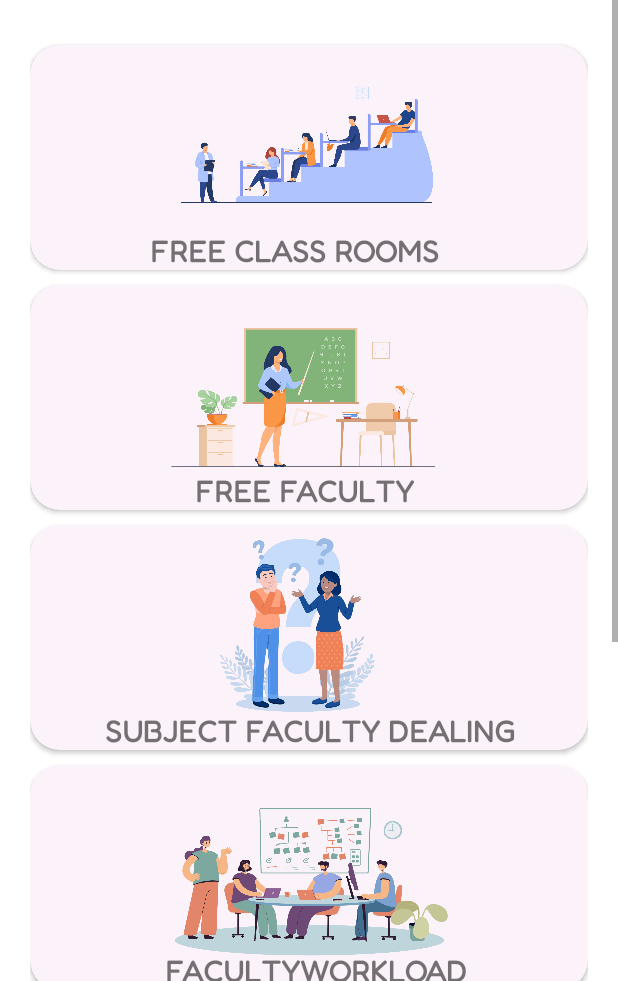
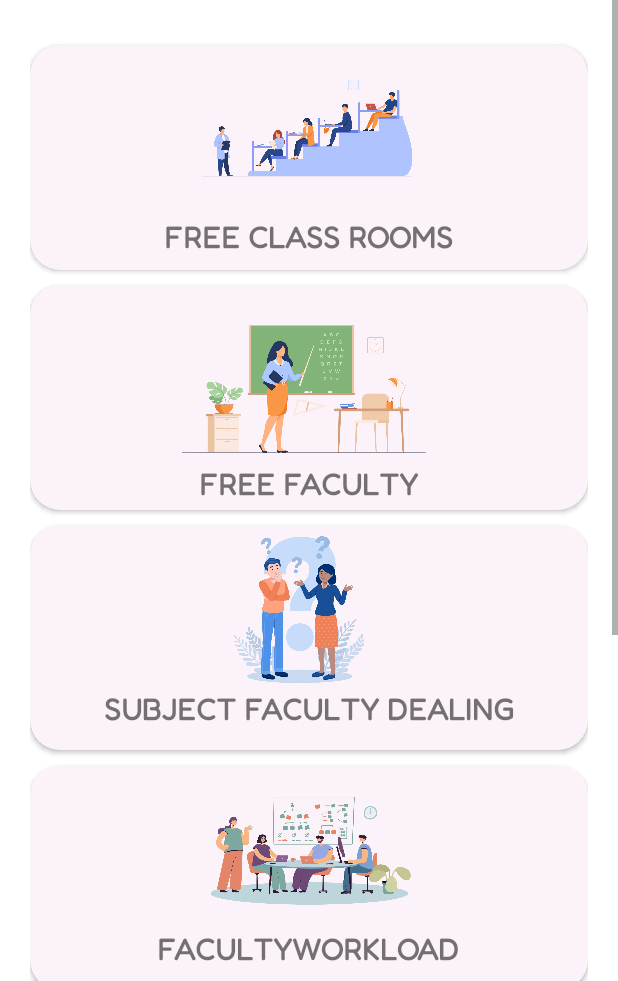
Before and after one commit to itsMeShasank/Timetable_Management, an Android app: the AdminActivity screen opened directly, with no data from a screen before it, on a phone screen of 412 x 824 dp, the part 255-1236 px from its top. Run offline under Robolectric (Android 15) with nearby library versions, the phone set to English and light mode, and no system bars.

Commit message:
8th September, evening

```diff
--- a/app/src/main/res/layout/activity_admin.xml
+++ b/app/src/main/res/layout/activity_admin.xml
@@ -67,6 +67,7 @@
             android:layout_width="match_parent"
             android:layout_height="match_parent"
             android:orientation="vertical"
+            android:layout_marginBottom="10dp"
             android:padding="20dp">
 
             <androidx.cardview.widget.CardView
@@ -77,21 +78,26 @@
                 android:backgroundTint="#FCF2FA"
                 app:cardCornerRadius="20dp">
 
+                <LinearLayout
+                    android:gravity="center"
+                    android:layout_width="wrap_content"
+                    android:layout_height="wrap_content"
+                    android:orientation="vertical">
+
                 <ImageView
                     android:layout_width="wrap_content"
-                    android:layout_height="120dp"
+                    android:layout_height="100dp"
                     android:layout_marginBottom="15dp"
                     android:src="@drawable/francis1" />
 
                 <TextView
                     android:layout_width="wrap_content"
                     android:layout_height="wrap_content"
-                    android:layout_gravity="bottom"
-                    android:layout_marginStart="80dp"
                     android:text="Free class rooms"
                     android:textAllCaps="true"
                     android:textSize="20dp"
                     android:textStyle="bold" />
+                </LinearLayout>
 
             </androidx.cardview.widget.CardView>
 
@@ -102,21 +108,26 @@
                 android:layout_marginTop="10dp"
                 android:backgroundTint="#FCF2FA"
                 app:cardCornerRadius="20dp">
+                <LinearLayout
+                    android:gravity="center"
+                    android:layout_width="wrap_content"
+                    android:layout_height="wrap_content"
+                    android:orientation="vertical">
 
                 <ImageView
                     android:layout_width="wrap_content"
-                    android:layout_height="130dp"
+                    android:layout_height="120dp"
                     android:src="@drawable/francis2withbg" />
 
                 <TextView
                     android:layout_width="wrap_content"
                     android:layout_height="wrap_content"
-                    android:layout_gravity="bottom"
-                    android:layout_marginStart="110dp"
                     android:text="Free Faculty"
                     android:textAllCaps="true"
                     android:textSize="20dp"
                     android:textStyle="bold" />
+                </LinearLayout>
+
             </androidx.cardview.widget.CardView>
 
             <androidx.cardview.widget.CardView
@@ -126,21 +137,25 @@
                 android:layout_marginTop="10dp"
                 android:backgroundTint="#FCF2FA"
                 app:cardCornerRadius="20dp">
+                <LinearLayout
+                    android:gravity="center"
+                    android:layout_width="wrap_content"
+                    android:layout_height="wrap_content"
+                    android:orientation="vertical">
 
                 <ImageView
                     android:layout_width="wrap_content"
-                    android:layout_height="130dp"
+                    android:layout_height="110dp"
                     android:src="@drawable/dealingsub" />
 
                 <TextView
                     android:layout_width="wrap_content"
                     android:layout_height="wrap_content"
-                    android:layout_gravity="bottom"
-                    android:layout_marginStart="50dp"
                     android:text="subject faculty dealing"
                     android:textAllCaps="true"
                     android:textSize="20dp"
                     android:textStyle="bold" />
+                </LinearLayout>
             </androidx.cardview.widget.CardView>
 
             <androidx.cardview.widget.CardView
@@ -150,21 +165,26 @@
                 android:layout_marginTop="10dp"
                 android:backgroundTint="#FCF2FA"
                 app:cardCornerRadius="20dp">
+                <LinearLayout
+                    android:gravity="center"
+                    android:layout_width="wrap_content"
+                    android:layout_height="wrap_content"
+                    android:orientation="vertical">
 
                 <ImageView
                     android:layout_width="wrap_content"
-                    android:layout_height="wrap_content"
+                    android:layout_height="110dp"
                     android:src="@drawable/facultywokload" />
 
                 <TextView
                     android:layout_width="wrap_content"
                     android:layout_height="wrap_content"
-                    android:layout_gravity="bottom"
-                    android:layout_marginStart="90dp"
                     android:text="FacultyWorkload"
                     android:textAllCaps="true"
                     android:textSize="20dp"
                     android:textStyle="bold" />
+
+                </LinearLayout>
             </androidx.cardview.widget.CardView>
 
             <androidx.cardview.widget.CardView
@@ -175,20 +195,25 @@
                 android:backgroundTint="#FCF2FA"
                 app:cardCornerRadius="20dp">
 
+                <LinearLayout
+                    android:gravity="center"
+                    android:layout_width="wrap_content"
+                    android:layout_height="wrap_content"
+                    android:orientation="vertical">
                 <ImageView
                     android:layout_width="wrap_content"
-                    android:layout_height="130dp"
+                    android:layout_height="120dp"
                     android:src="@drawable/uploadexcelimg" />
 
                 <TextView
                     android:layout_width="wrap_content"
                     android:layout_height="wrap_content"
-                    android:layout_gravity="bottom"
-                    android:layout_marginStart="125dp"
                     android:text="upload excel"
                     android:textAllCaps="true"
                     android:textSize="20dp"
                     android:textStyle="bold" />
+
+                </LinearLayout>
             </androidx.cardview.widget.CardView>
 
             <androidx.cardview.widget.CardView
@@ -196,8 +221,14 @@
                 android:layout_width="match_parent"
                 android:layout_height="150dp"
                 android:layout_marginTop="10dp"
+                android:layout_marginBottom="10dp"
                 android:backgroundTint="#FCF2FA"
                 app:cardCornerRadius="20dp">
+                <LinearLayout
+                    android:gravity="center"
+                    android:layout_width="wrap_content"
+                    android:layout_height="wrap_content"
+                    android:orientation="vertical">
 
                 <ImageView
                     android:layout_width="wrap_content"
@@ -207,13 +238,12 @@
                 <TextView
                     android:layout_width="wrap_content"
                     android:layout_height="wrap_content"
-                    android:layout_gravity="bottom"
-                    android:layout_marginStart="70dp"
                     android:layout_marginBottom="10dp"
                     android:text="Upload cse staff list"
                     android:textAllCaps="true"
                     android:textSize="20dp"
                     android:textStyle="bold" />
+                </LinearLayout>
             </androidx.cardview.widget.CardView>
         </LinearLayout>
 
--- a/app/src/main/res/layout/item.xml
+++ b/app/src/main/res/layout/item.xml
@@ -41,7 +41,8 @@
             android:layout_width="wrap_content"
             android:layout_height="wrap_content"
             android:orientation="vertical"
-            android:padding="10sp">
+            android:paddingRight="10dp"
+            android:paddingLeft="5dp">
             <TextView
                 android:layout_width="wrap_content"
                 android:layout_height="0sp"
@@ -83,8 +84,7 @@
         <LinearLayout
             android:layout_width="match_parent"
             android:layout_height="wrap_content"
-            android:orientation="vertical"
-            android:padding="10sp">
+            android:orientation="vertical">
             <TextView
                 android:layout_width="wrap_content"
                 android:layout_height="0sp"
@@ -128,7 +128,7 @@
                 android:layout_width="wrap_content"
                 android:layout_height="0sp"
                 android:layout_weight="1"
-                android:text="1034"
+                android:text="Pushya Maam"
                 android:id="@+id/room_id"
                 android:textSize="15sp"
                 android:textColor="@color/black"
--- a/app/src/main/res/layout/student_item.xml
+++ b/app/src/main/res/layout/student_item.xml
@@ -37,7 +37,8 @@
             android:layout_width="wrap_content"
             android:layout_height="match_parent"
             android:orientation="vertical"
-            android:padding="10sp">
+            android:paddingLeft="10sp"
+            android:paddingRight="10dp">
             <TextView
                 android:layout_width="wrap_content"
                 android:layout_height="0sp"
@@ -72,7 +73,7 @@
             android:layout_width="match_parent"
             android:layout_height="match_parent"
             android:orientation="vertical"
-            android:padding="10sp">
+            >
             <TextView
                 android:layout_width="wrap_content"
                 android:layout_height="0sp"
@@ -107,7 +108,7 @@
                 android:layout_width="wrap_content"
                 android:layout_height="0sp"
                 android:layout_weight="1"
-                android:text="1034"
+                android:text="Pushya Maam"
                 android:id="@+id/faculty_id"
                 android:textSize="15sp"
                 android:textColor="@color/black"
```
